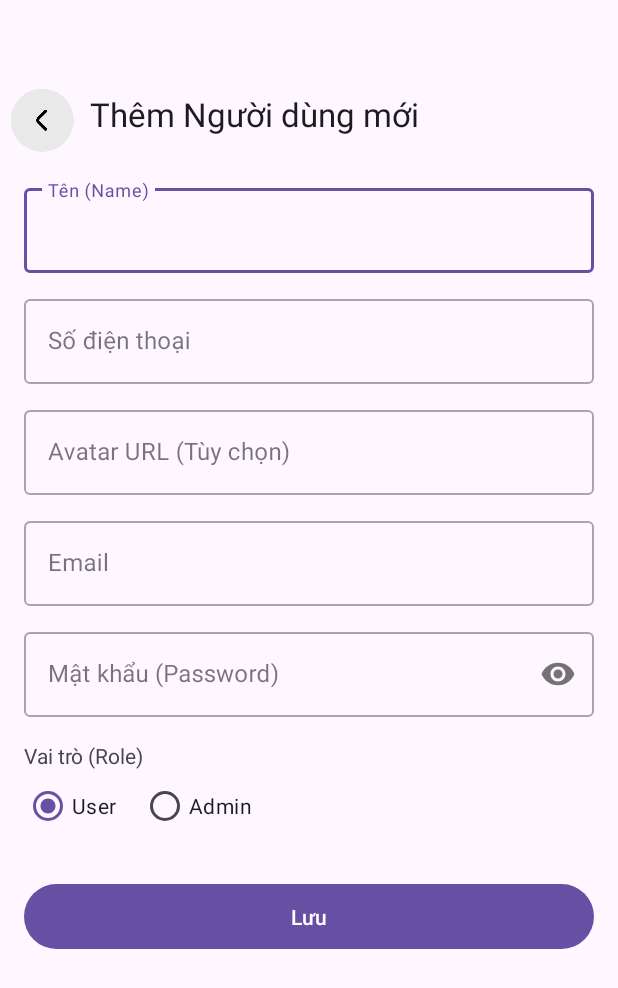
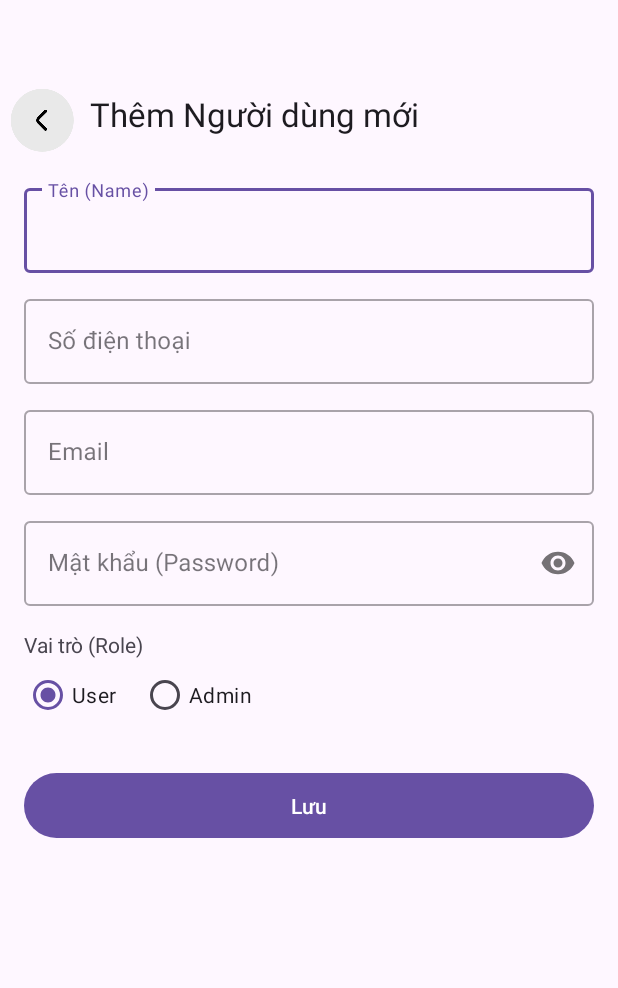
Before and after one commit to quankane/Android-Proj, an Android app: the AddEditUserActivity screen opened directly, with no data from a screen before it, on a phone screen of 412 x 824 dp. Shown: the top 988 px of the screen. Run offline under Robolectric (Android 15) with nearby library versions, the phone set to English and light mode, and no system bars; our stand-ins replace Firebase (no records; nobody signed in at launch, a user with empty details on screens opened directly).

Commit message:
Update all activity

```diff
--- a/app/src/main/java/com/example/android_proj/activity/AllProductsActivity.kt
+++ b/app/src/main/java/com/example/android_proj/activity/AllProductsActivity.kt
@@ -14,7 +14,6 @@ class AllProductsActivity : AppCompatActivity() {
 
     private lateinit var binding: ActivityAllProductsBinding
 
-    // Dùng lại ViewModel và Adapter
     private lateinit var popularAdapter: PopularAdapter
     private val viewModel: MainViewModel by lazy {
         ViewModelProvider(this).get(MainViewModel::class.java)
@@ -48,8 +47,6 @@ class AllProductsActivity : AppCompatActivity() {
         binding.progressBar.visibility = View.VISIBLE
 
         // Quan sát dữ liệu từ ViewModel
-        // (Tôi giả định viewModel.populars là nơi lấy tất cả sản phẩm
-        // Nếu bạn có hàm khác, hãy gọi hàm đó)
         viewModel.populars.observe(this) { items ->
             popularAdapter.updateData(items)
             binding.progressBar.visibility = View.GONE
--- a/app/src/main/java/com/example/android_proj/activity/DetailActivity.kt
+++ b/app/src/main/java/com/example/android_proj/activity/DetailActivity.kt
@@ -57,7 +57,7 @@ class DetailActivity : AppCompatActivity() {
         updateFavoriteIcon(isFavorite)
     }
 
-    // HÀM CẬP NHẬT BIỂU TƯỢNG (Giả định R.drawable.fav_icon_filled và R.drawable.fav_icon)
+    // HÀM CẬP NHẬT BIỂU TƯỢNG
     private fun updateFavoriteIcon(isFavorite: Boolean) {
         if (isFavorite) {
             binding.favBtn.setImageResource(R.drawable.fav_icon_filled) // Màu đỏ/Đã đầy
@@ -135,7 +135,7 @@ class DetailActivity : AppCompatActivity() {
             item.numberInCart = numberItemTxt.text.toString().toInt();
 
             managementCart.insertFood(item)
-            // ... hiển thị thông báo thành công
+            Toast.makeText(this@DetailActivity, "Đã thêm sản phẩm vào giỏ hàng", Toast.LENGTH_SHORT).show()
         }
     }
 
--- a/app/src/main/java/com/example/android_proj/activity/ForgotPasswordActivity.kt
+++ b/app/src/main/java/com/example/android_proj/activity/ForgotPasswordActivity.kt
@@ -26,12 +26,6 @@ class ForgotPasswordActivity : AppCompatActivity() {
         auth = FirebaseAuth.getInstance()
         setupListeners()
 
-        // Bạn có thể cần thêm đoạn code này nếu layout root của bạn chưa xử lý insets:
-        // ViewCompat.setOnApplyWindowInsetsListener(binding.root) { v, insets ->
-        //     val systemBars = insets.getInsets(WindowInsetsCompat.Type.systemBars())
-        //     v.setPadding(systemBars.left, systemBars.top, systemBars.right, systemBars.bottom)
-        //     insets
-        // }
     }
 
     private fun setupListeners() = with(binding) {
--- a/app/src/main/java/com/example/android_proj/activity/admin/HomeAdminActivity.kt
+++ b/app/src/main/java/com/example/android_proj/activity/admin/HomeAdminActivity.kt
@@ -106,8 +106,6 @@ class HomeAdminActivity : AppCompatActivity(), OrderManagementAdapter.OrderClick
             }
     }
 
-    // --- Xử lý Click (giống hệt OrderManagementActivity) ---
-
     override fun onItemClick(order: Order) {
         val intent = Intent(this, OrderDetailActivity::class.java).apply {
             putExtra("ORDER_ID", order.orderId)
@@ -135,7 +133,7 @@ class HomeAdminActivity : AppCompatActivity(), OrderManagementAdapter.OrderClick
             .update("status", newStatus)
             .addOnSuccessListener {
                 Toast.makeText(this, "Cập nhật trạng thái thành công", Toast.LENGTH_SHORT).show()
-                loadDashboardData() // Tải l    ại toàn bộ data
+                loadDashboardData() // Tải lại toàn bộ data
             }
             .addOnFailureListener { e ->
                 Toast.makeText(this, "Cập nhật thất bại: ${e.message}", Toast.LENGTH_SHORT).show()
--- a/app/src/main/java/com/example/android_proj/activity/admin/OrderManagementActivity.kt
+++ b/app/src/main/java/com/example/android_proj/activity/admin/OrderManagementActivity.kt
@@ -62,7 +62,7 @@ class OrderManagementActivity : AppCompatActivity(), OrderManagementAdapter.Orde
             }
     }
 
-    // --- THÊM HÀM MỚI (Xử lý click vào item) ---
+    // --- Xử lý click vào item ---
     override fun onItemClick(order: Order) {
         // Mở màn hình chi tiết (giống hệt bên OrderAdapter)
         val intent = Intent(this, OrderDetailActivity::class.java).apply {
@@ -70,9 +70,8 @@ class OrderManagementActivity : AppCompatActivity(), OrderManagementAdapter.Orde
         }
         startActivity(intent)
     }
-    // --- HẾT HÀM MỚI ---
 
-    // Hàm này (xử lý click vào Status) giữ nguyên
+    // Xử lý click vào Status
     override fun onUpdateStatusClick(order: Order) {
         val statuses = arrayOf("Pending", "Shipped", "Delivered", "Cancelled")
         val currentStatusIndex = statuses.indexOf(order.status)
--- a/app/src/main/java/com/example/android_proj/activity/admin/StatisticsActivity.kt
+++ b/app/src/main/java/com/example/android_proj/activity/admin/StatisticsActivity.kt
@@ -37,9 +37,6 @@ class StatisticsActivity : AppCompatActivity() {
         // 2. Chạy tất cả song song
         Tasks.whenAllSuccess<QuerySnapshot>(ordersTask, usersTask, itemsTask)
             .addOnSuccessListener { results ->
-                // results[0] là kết quả của ordersTask
-                // results[1] là kết quả của usersTask
-                // results[2] là kết quả của itemsTask
 
                 // Xử lý Orders
                 val ordersSnapshot = results[0]
--- a/app/src/main/java/com/example/android_proj/activity/admin/UserManagementActivity.kt
+++ b/app/src/main/java/com/example/android_proj/activity/admin/UserManagementActivity.kt
@@ -58,6 +58,7 @@ class UserManagementActivity : AppCompatActivity(), UserManagementAdapter.UserCl
     private fun loadUsers() {
         binding.progressBar.visibility = View.VISIBLE
         db.collection("users")
+            .whereNotEqualTo("email", "quanducbui2017@gmail.com")
             .get()
             .addOnSuccessListener { documents ->
                 binding.progressBar.visibility = View.GONE
--- a/app/src/main/res/layout/activity_add_edit_user.xml
+++ b/app/src/main/res/layout/activity_add_edit_user.xml
@@ -56,20 +56,6 @@
                     android:layout_width="match_parent"
                     android:layout_height="wrap_content"
                     android:inputType="phone" />
-            </com.google.android.material.textfield.TextInputLayout>
-
-            <com.google.android.material.textfield.TextInputLayout
-                android:id="@+id/layoutAvatar"
-                style="@style/Widget.MaterialComponents.TextInputLayout.OutlinedBox"
-                android:layout_width="match_parent"
-                android:layout_height="wrap_content"
-                android:layout_marginTop="12dp"
-                android:hint="Avatar URL (Tùy chọn)">
-                <com.google.android.material.textfield.TextInputEditText
-                    android:id="@+id/etAvatar"
-                    android:layout_width="match_parent"
-                    android:layout_height="wrap_content"
-                    android:inputType="textUri" />
             </com.google.android.material.textfield.TextInputLayout>
 
             <com.google.android.material.textfield.TextInputLayout
--- a/app/src/main/res/layout/activity_main.xml
+++ b/app/src/main/res/layout/activity_main.xml
@@ -45,7 +45,7 @@
                         android:layout_height="32dp"
                         android:layout_marginRight="10dp"
                         android:src="@drawable/outline_density_medium_24"
-                        android:visibility="gone" />
+                        android:visibility="visible" />
 
                     <LinearLayout
                         android:layout_width="wrap_content"
--- a/app/src/main/res/layout/activity_statistics.xml
+++ b/app/src/main/res/layout/activity_statistics.xml
@@ -102,7 +102,7 @@
                         <TextView
                             android:layout_width="wrap_content"
                             android:layout_height="wrap_content"
-                            android:text="TRUNG BÌNH/ĐƠN"
+                            android:text="TRUNG BÌNH $/ĐƠN"
                             android:textAppearance="?attr/textAppearanceCaption"/>
                         <TextView
                             android:id="@+id/statAvgOrderValue"
```
Also changed, not shown: app/src/main/java/com/example/android_proj/activity/CartActivity.kt (+9 -12 lines), app/src/main/java/com/example/android_proj/activity/DashboardActivity.kt (+2 -6 lines), app/src/main/java/com/example/android_proj/activity/EditProfileActivity.kt (+4 -15 lines), app/src/main/java/com/example/android_proj/activity/admin/AddEditProductActivity.kt (+7 -13 lines), app/src/main/java/com/example/android_proj/activity/admin/AddEditUserActivity.kt (+43 -33 lines), app/src/main/java/com/example/android_proj/activity/admin/ProductManagementActivity.kt (+3 -5 lines), app/src/main/java/com/example/android_proj/model/User.kt (deleted, +0 -8 lines).
